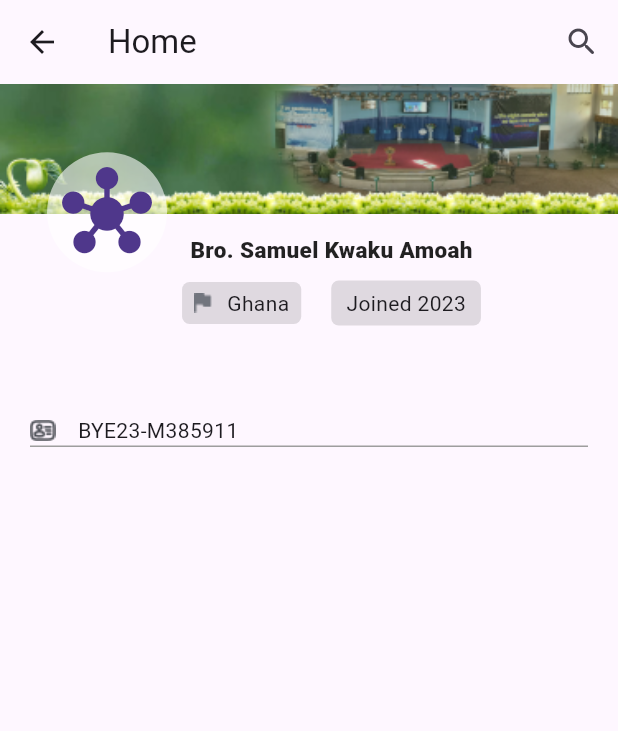
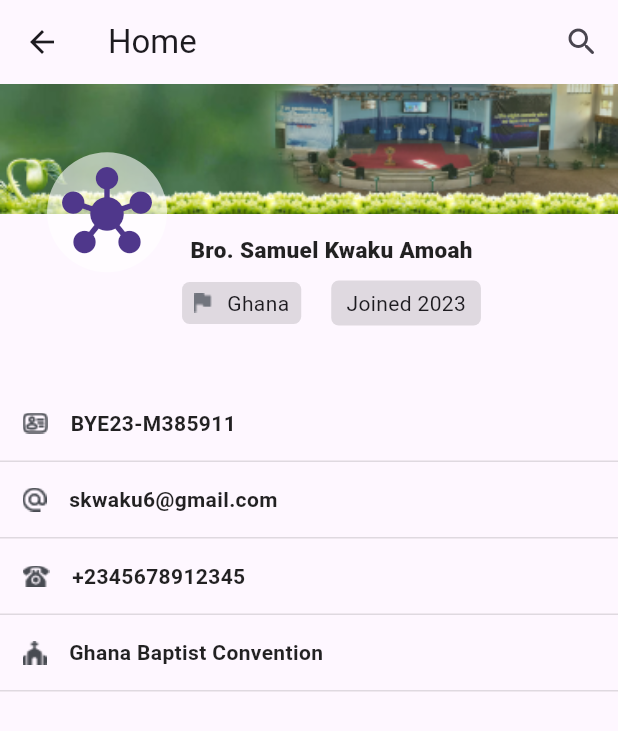
Before and after one commit to priceproject/price_app, a Flutter app: the Profile screen opened by its route, on a phone screen of 412 x 824 dp. Shown: the top 731 px of the screen. Run offline on Flutter 3.47's test engine with Material 3 defaults, Android fonts, the phone set to English and light mode, and no system bars; our stand-ins replace flutter_screenutil.

Commit message:
finished user profile

```diff
--- a/lib/features/user/user_profile.dart
+++ b/lib/features/user/user_profile.dart
@@ -70,31 +70,14 @@ class Profile extends StatelessWidget {
                  ],
                ),
              ),
-             Padding(
-               padding: const EdgeInsets.all(20.0),
-               child: Column(
-                 children: [
-                   SizedBox(height: 30,),
-                   Container(
-                     decoration: BoxDecoration(
-                       border: Border(
-                         bottom: BorderSide(
-                           color: Colors.grey, // Border color
-                           width: 1, // Border width
-                         ),
-                       ),
-                     ),
-                     child: Row(
-                       children: [
-                         Image(image: AssetImage('images/ProfilePage Images/ph-code icon.png'),
-                         ),
-                         SizedBox(width: 15,),
-                         Text('BYE23-M385911')
-                       ],
-                     ),
-                   )
-                 ],
-               ),
+             Column(
+               children: [
+                 SizedBox(height: 30,),
+                 UserDetails(imageLink: 'images/ProfilePage Images/ph-code icon.png', Description: 'BYE23-M385911',),
+                 UserDetails(imageLink: 'images/ProfilePage Images/email icon.png', Description: 'skwaku6@gmail.com',),
+                 UserDetails(imageLink: 'images/ProfilePage Images/phone icon.png', Description: '+2345678912345',),
+                 UserDetails(imageLink: 'images/ProfilePage Images/church icon.png', Description: 'Ghana Baptist Convention',)
+               ],
              )
            ],
          ),
@@ -102,3 +85,38 @@ class Profile extends StatelessWidget {
     );
   }
 }
+
+class UserDetails extends StatelessWidget {
+  final String imageLink;
+  final String Description;
+  const UserDetails({ required this.imageLink, required this.Description,
+  });
+
+  @override
+  Widget build(BuildContext context) {
+    return Container(
+      padding: EdgeInsets.all(15),
+      alignment: Alignment.centerLeft,
+      decoration: BoxDecoration(
+        border: Border(
+          bottom: BorderSide(
+            color: Colors.black12, // Border color
+            width: 1, // Border width
+          ),
+        ),
+      ),
+      child: Row(
+        children: [
+          Image(image: AssetImage(imageLink),
+          ),
+          SizedBox(width: 15,),
+          Text(Description, style: TextStyle(
+            fontWeight: FontWeight.w700,
+            fontSize: 14,
+            color: Colors.black87
+          ),)
+        ],
+      ),
+    );
+  }
+}
```
Also changed, not shown: lib/features/pre-loads/welcome_screen.dart (+13 -19 lines), lib/main.dart (+8 -0 lines), 1 other file.
